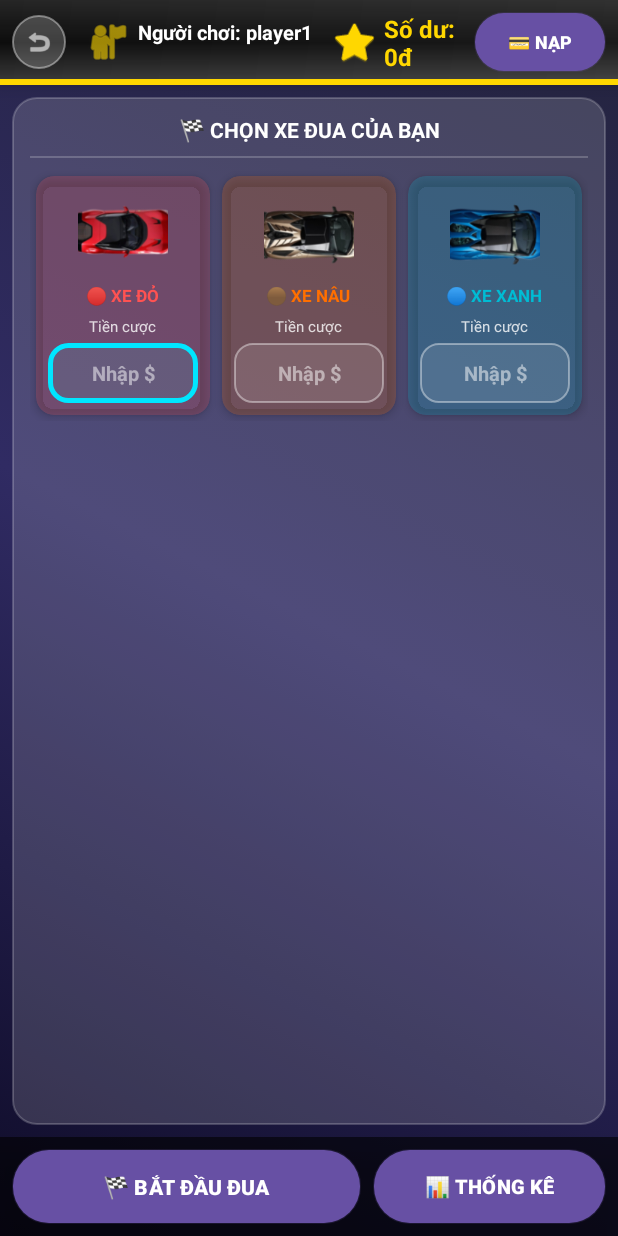
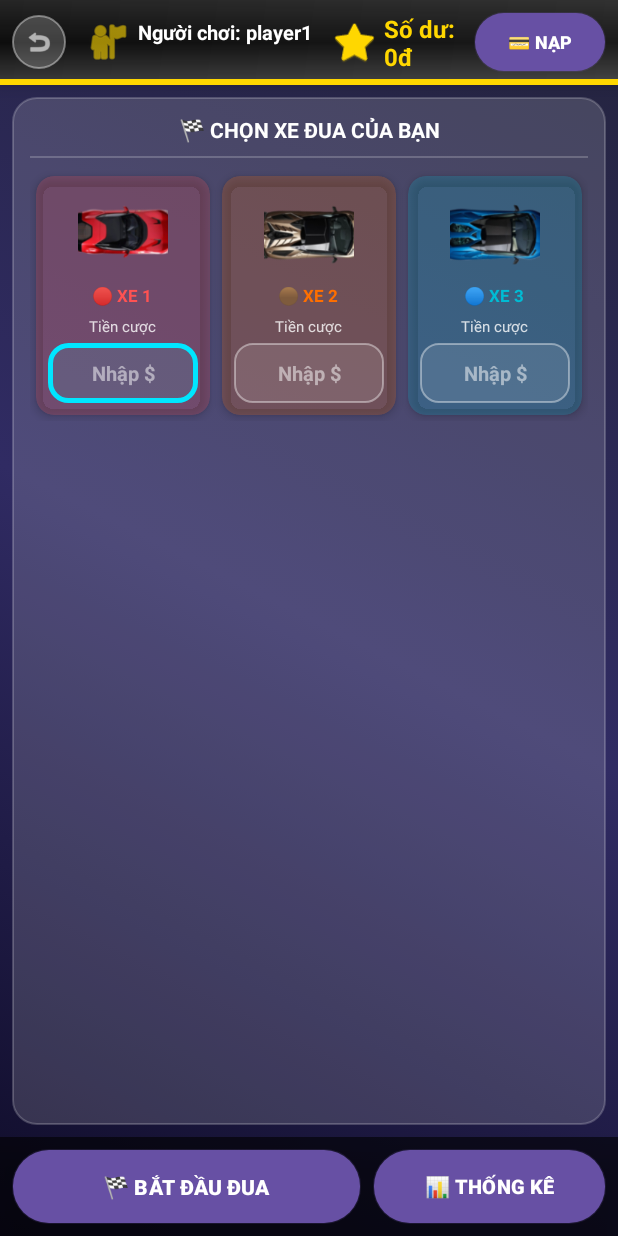
Before and after one commit to BTShinC/PRM392_DuaNgua, an Android app: the MainActivity screen opened directly, with no data from a screen before it, on a phone screen of 412 x 824 dp. Run offline under Robolectric (Android 15) with nearby library versions, the phone set to English and light mode, and no system bars.

Commit message:
Fix show car to bet into xe 1, xe 2, xe 3

```diff
--- a/app/src/main/res/layout/activity_main.xml
+++ b/app/src/main/res/layout/activity_main.xml
@@ -148,7 +148,7 @@
                         <TextView
                             android:layout_width="wrap_content"
                             android:layout_height="wrap_content"
-                            android:text="🔴 XE ĐỎ"
+                            android:text="🔴 XE 1"
                             android:textColor="#FF5252"
                             android:textStyle="bold"
                             android:textSize="11sp"
@@ -208,7 +208,7 @@
                         <TextView
                             android:layout_width="wrap_content"
                             android:layout_height="wrap_content"
-                            android:text="🟤 XE NÂU"
+                            android:text="🟤 XE 2"
                             android:textColor="#FF6F00"
                             android:textStyle="bold"
                             android:textSize="11sp"
@@ -268,7 +268,7 @@
                         <TextView
                             android:layout_width="wrap_content"
                             android:layout_height="wrap_content"
-                            android:text="🔵 XE XANH"
+                            android:text="🔵 XE 3"
                             android:textColor="#00BCD4"
                             android:textStyle="bold"
                             android:textSize="11sp"
```
